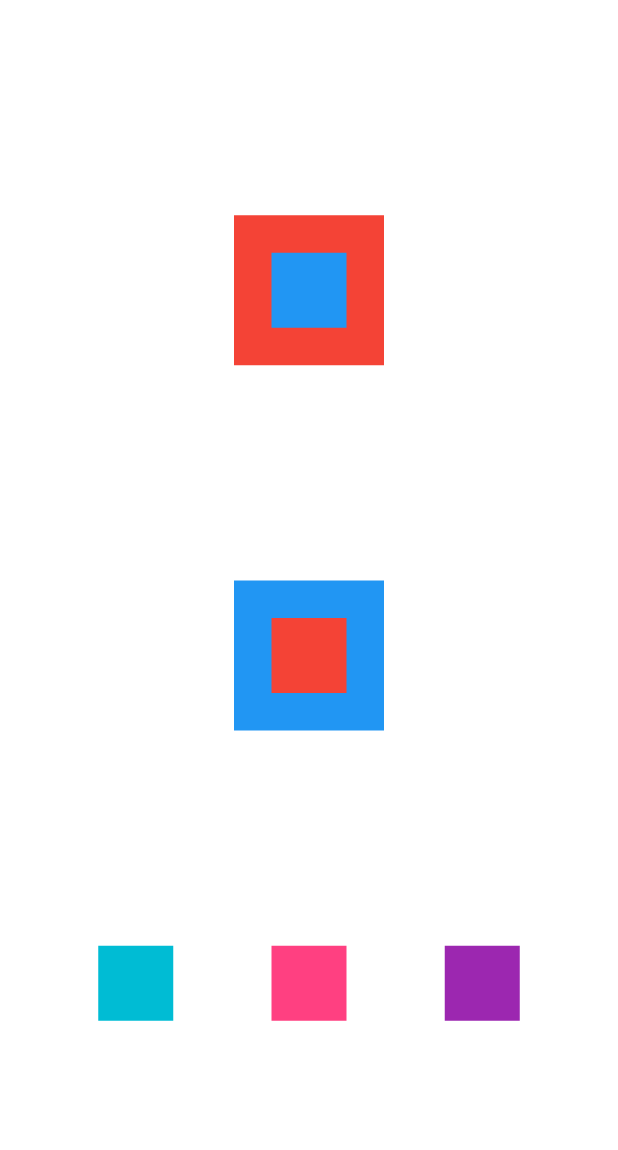
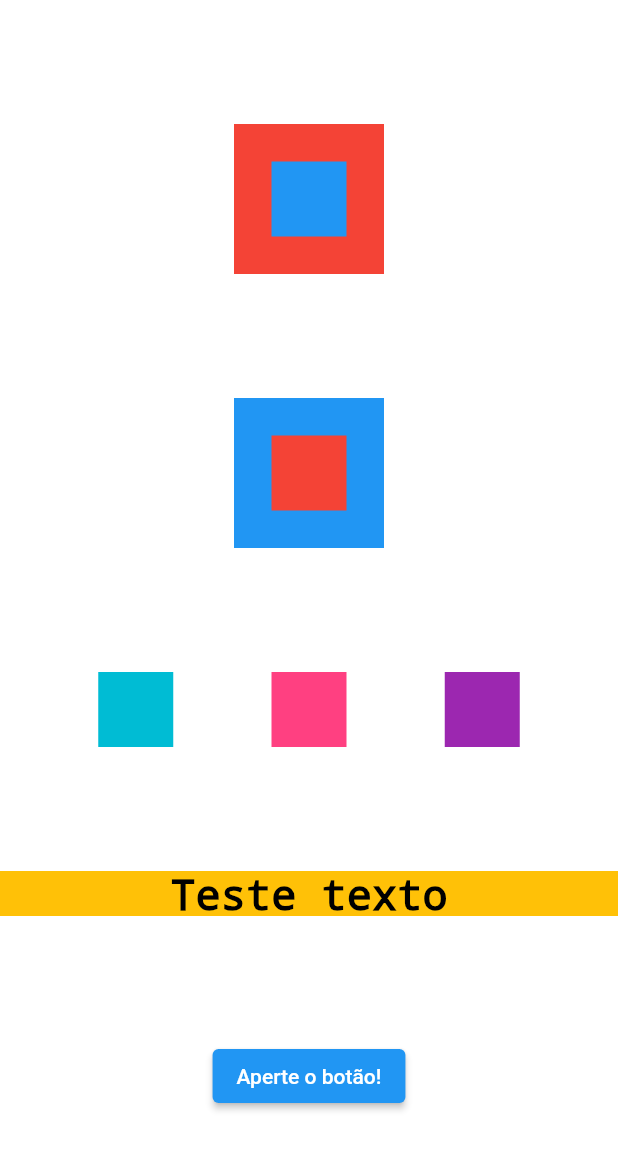
Before and after one commit to MauricioEscouto/Flutter, a Flutter app: the screen it shows after launch, on a phone screen of 412 x 824 dp. Shown: the top 1150 px of the screen. Run offline on Flutter 3.47's test engine with Material 2 defaults, Android fonts, the phone set to English and light mode, and no system bars.

Commit message:
continuando curso 1 do alura de flutter

```diff
--- a/flutter_application_curso1/lib/main.dart
+++ b/flutter_application_curso1/lib/main.dart
@@ -1,4 +1,5 @@
 import 'package:flutter/material.dart';
+import 'package:flutter/painting.dart';
 
 void main() {
   runApp(const MyApp());
@@ -14,7 +15,9 @@ class MyApp extends StatelessWidget {
       theme: ThemeData(
         primarySwatch: Colors.blue,
       ),
-      home: Column(
+      home: Container(
+        color: Colors.white,
+        child: Column(
           mainAxisAlignment: MainAxisAlignment.spaceEvenly,
           crossAxisAlignment: CrossAxisAlignment.center,
           children: [
@@ -37,9 +40,19 @@ class MyApp extends StatelessWidget {
               Container(color: Colors.cyan,height: 50,width: 50,),
               Container(color: Colors.pinkAccent,height: 50,width: 50,),
               Container(color: Colors.purple,height: 50,width: 50,),
-          ],)
+            ],),
+            Container(
+              color: Colors.amber,height: 30,width: double.infinity,
+              child:
+                Text('Teste texto',style: TextStyle(color: Colors.black, fontSize: 28,decoration: TextDecoration.none,),textAlign: TextAlign.center,)
+            ,),
+            ElevatedButton(
+              onPressed: (){print('você apertou o botão');},
+              child: Text('Aperte o botão!')
+            ,),
           ]
         ,),
+      ),
     );
   }
 }
```
Lines whose indentation alone changed are shown as unchanged.
